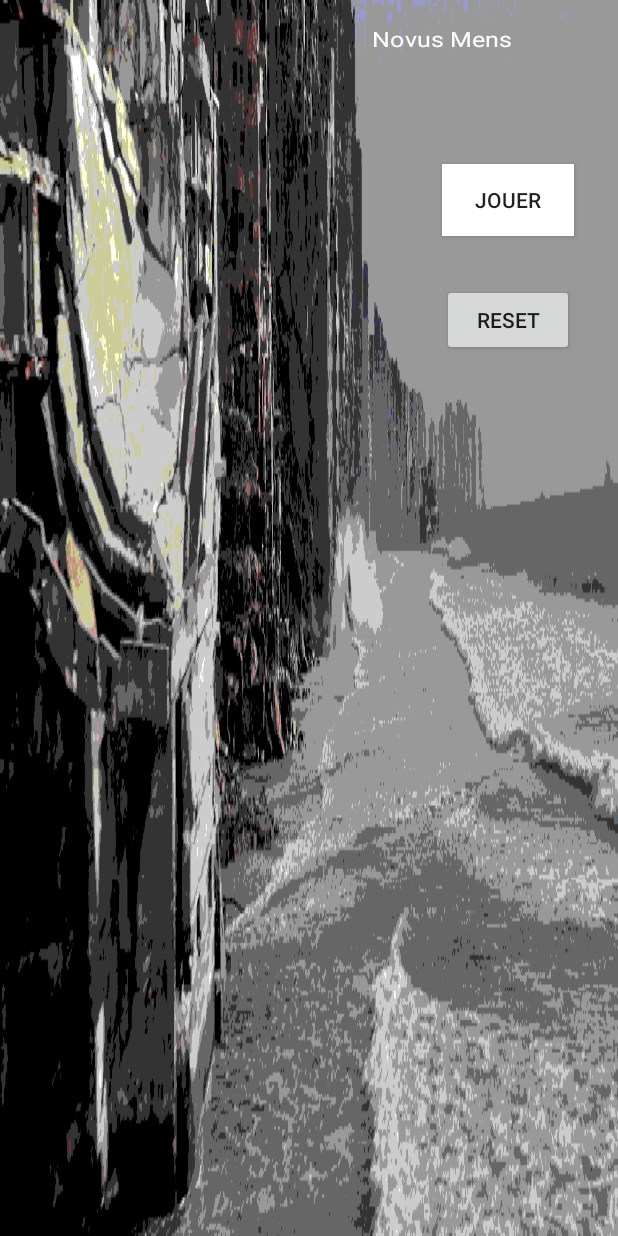
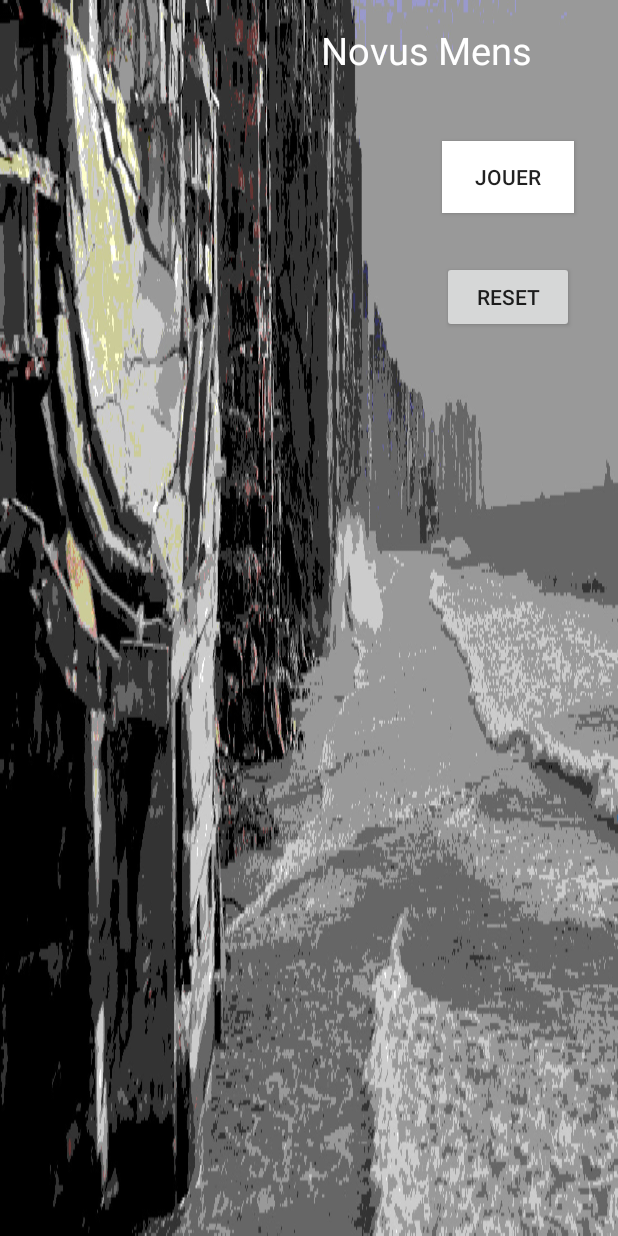
Before and after one commit to finalKickOfTheDeath/NovusMens, an Android app: the layout activity_menu.xml on its own in the app's theme, with its tools: preview values and no code run, on a phone screen of 412 x 824 dp. Run offline under Robolectric (Android 15) with nearby library versions, the phone set to English and light mode, and no system bars.

Commit message:
modif menu

```diff
--- a/app/src/main/res/layout/activity_menu.xml
+++ b/app/src/main/res/layout/activity_menu.xml
@@ -21,12 +21,8 @@
         android:layout_width="wrap_content"
         android:layout_height="wrap_content"
         android:id="@+id/txtTitre"
-        android:textColorHighlight="@color/colorPrimaryDark"
-        android:textColor="@android:color/background_light"
-        android:width="120dp"
-        android:height="50dp"
-        android:scaleX="1.2"
-        android:scaleY="1"
+        android:textColor="@color/white"
+        android:textSize="25sp"
         android:textAlignment="center"
         android:layout_marginRight="28dp"
         android:layout_marginEnd="28dp"
```
